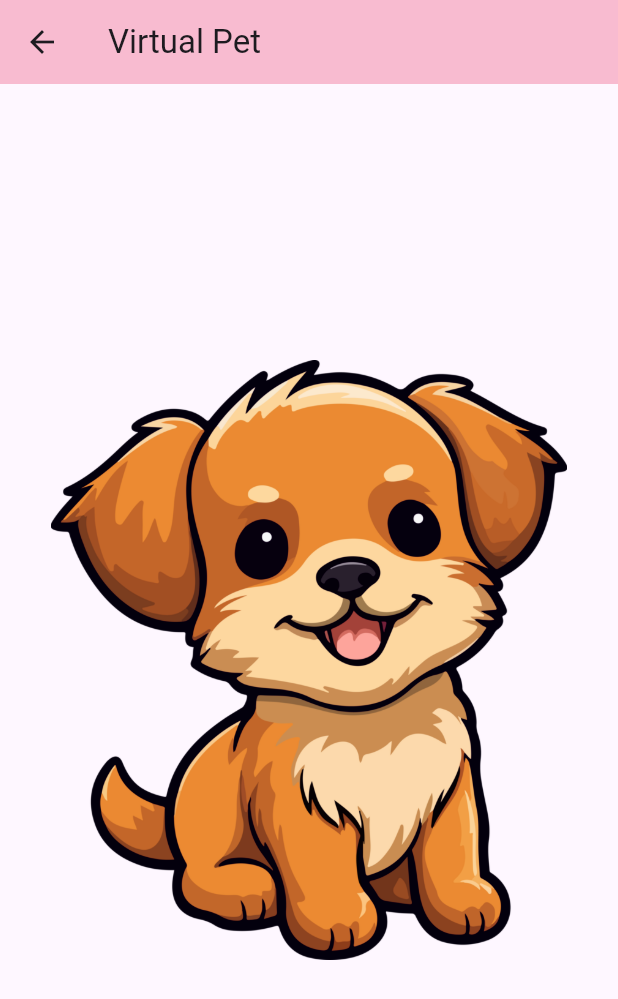
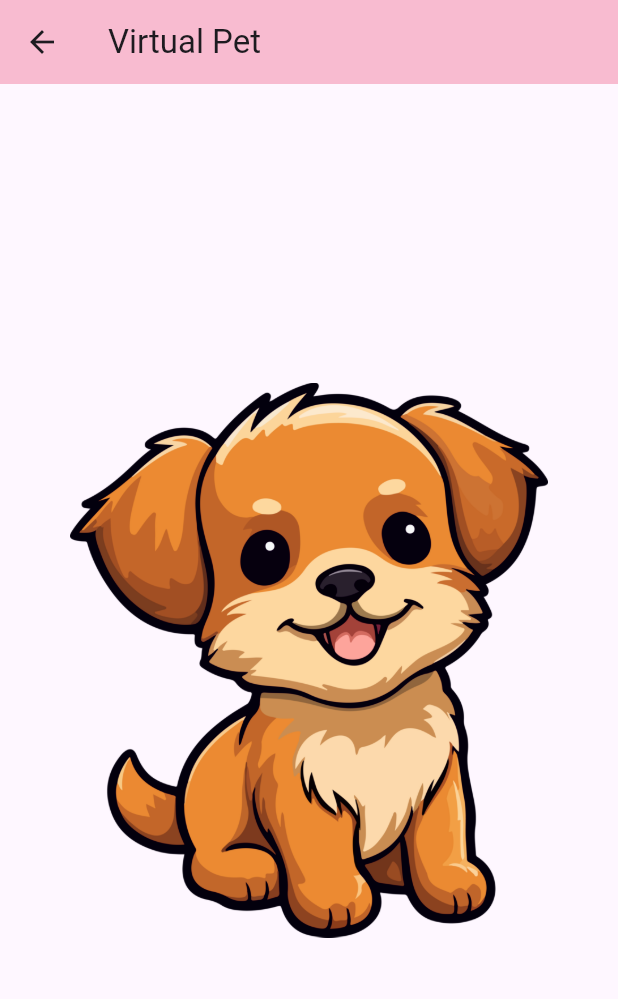
Before and after one commit to vannisas/flutter_application_6, a Flutter app: the SelectionScreen screen opened directly, on a phone screen of 412 x 824 dp. Shown: the top 999 px of the screen. Run offline on Flutter 3.47's test engine with Material 3 defaults, Android fonts, the phone set to English and light mode, and no system bars.

Commit message:
adjusting size of image

```diff
--- a/lib/main.dart
+++ b/lib/main.dart
@@ -59,8 +59,8 @@ class SelectionScreen extends StatelessWidget {
       body: Center(
         child:
         Image.asset('puppy.png',
-        height: 400,
-        width: 400),
+        height: 370,
+        width: 370),
         ),
       );
   }
```
